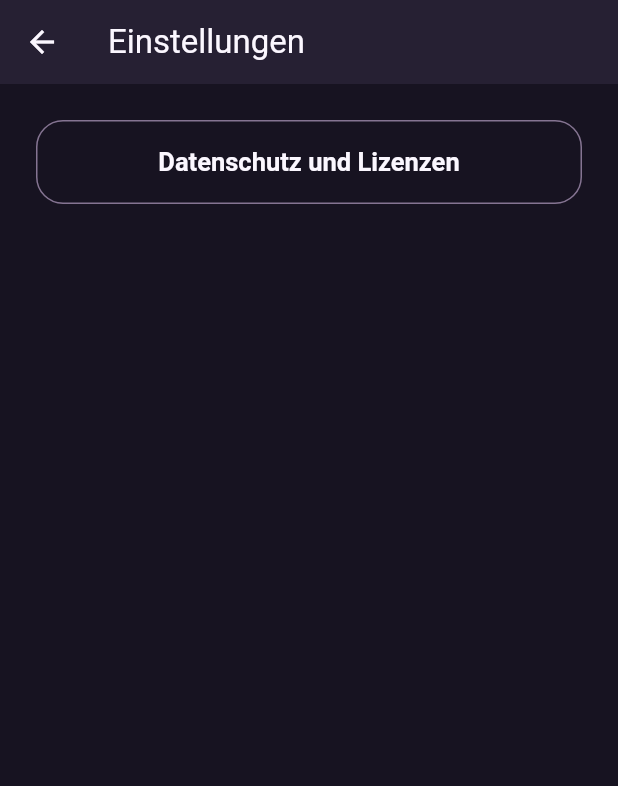
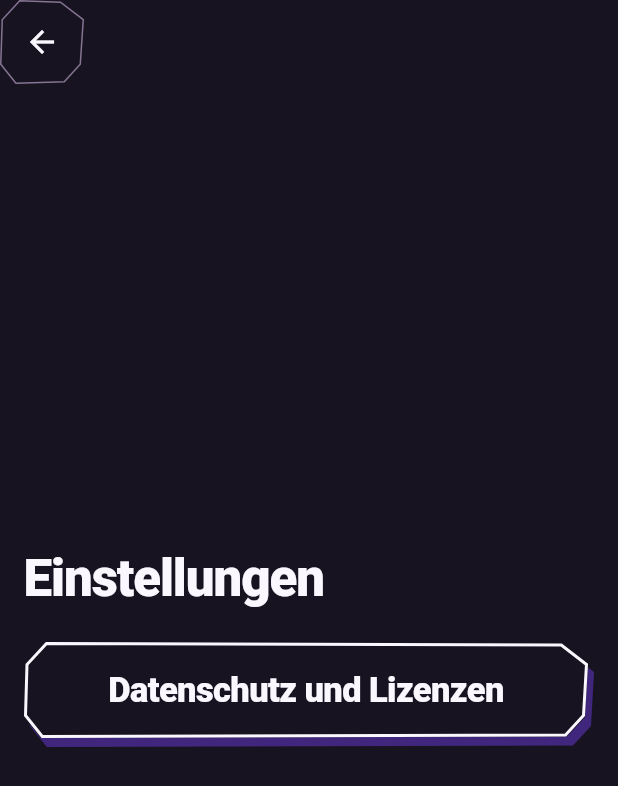
Before and after one commit to TobioBobi/secret-word-society, a Flutter app: the screen it shows after launch, after a tap on "Einstellungen", on a phone screen of 412 x 824 dp. Shown: the top 786 px of the screen. Run offline on Flutter 3.47's test engine with Material 3 defaults, Android fonts, the phone set to English and light mode, and no system bars; our stand-ins replace camera, flutter_svg; missing offline and left inert: dicebear_core, dicebear_styles, google_mlkit_face_detection.

Commit message:
Nebenansichten im Cutout-Stil

```diff
--- /dev/null
+++ b/lib/ui/cutout_page.dart
@@ -0,0 +1,46 @@
+import 'package:flutter/material.dart';
+
+import 'party_theme.dart';
+import 'group_cutout.dart';
+
+/// Long route titles scroll with the content instead of truncating in a toolbar.
+class CutoutPage extends StatelessWidget {
+  const CutoutPage({super.key, required this.title, required this.children});
+
+  final String title;
+  final List<Widget> children;
+
+  @override
+  Widget build(BuildContext context) => Scaffold(
+    appBar: AppBar(
+      backgroundColor: PartyColors.background,
+      scrolledUnderElevation: 0,
+      leading: IconButtonTheme(
+        data: IconButtonThemeData(style: groupIconStyle()),
+        child: const BackButton(),
+      ),
+    ),
+    body: SafeArea(
+      child: Center(
+        child: ConstrainedBox(
+          constraints: const BoxConstraints(maxWidth: 600),
+          child: SingleChildScrollView(
+            padding: const EdgeInsets.fromLTRB(16, 8, 16, 24),
+            child: Column(
+              crossAxisAlignment: CrossAxisAlignment.stretch,
+              children: [
+                Semantics(
+                  header: true,
+                  namesRoute: true,
+                  child: Text(title, style: PartyTypography.heading),
+                ),
+                const SizedBox(height: 24),
+                ...children,
+              ],
+            ),
+          ),
+        ),
+      ),
+    ),
+  );
+}
--- a/lib/ui/start_screen.dart
+++ b/lib/ui/start_screen.dart
@@ -2,6 +2,7 @@ import 'package:flutter/material.dart';
 
 import '../l10n/app_localizations.dart';
 import 'cutout.dart';
+import 'cutout_page.dart';
 import 'game_guide_screen.dart';
 import 'photo_privacy.dart';
 
@@ -94,19 +95,15 @@ class _SettingsScreen extends StatelessWidget {
   @override
   Widget build(BuildContext context) {
     final s = AppLocalizations.of(context);
-    return Scaffold(
-      appBar: AppBar(title: Text(s.settings)),
-      body: SafeArea(
-        child: ListView(
-          padding: const EdgeInsets.all(24),
-          children: [
-            OutlinedButton(
-              onPressed: () => showPhotoPrivacy(context),
-              child: Text(s.privacyAndLicenses, textAlign: TextAlign.center),
-            ),
-          ],
+    return CutoutPage(
+      title: s.settings,
+      children: [
+        CutoutAction(
+          style: CutoutActionStyle.outlined,
+          onPressed: () => showPhotoPrivacy(context),
+          child: Text(s.privacyAndLicenses, textAlign: TextAlign.center),
         ),
-      ),
+      ],
     );
   }
 }
```
Also changed, not shown: lib/ui/game_guide_screen.dart (+14 -28 lines), lib/ui/licenses_screen.dart (added, +149 -0 lines), lib/ui/photo_privacy.dart (+15 -14 lines), 2 other files.
